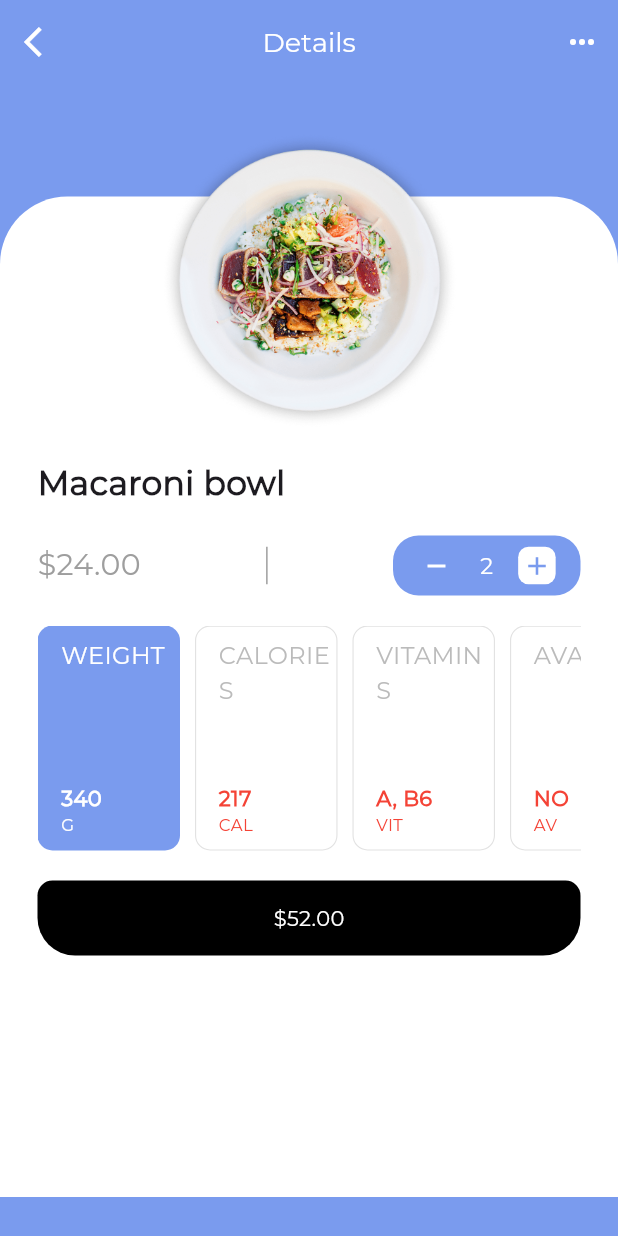
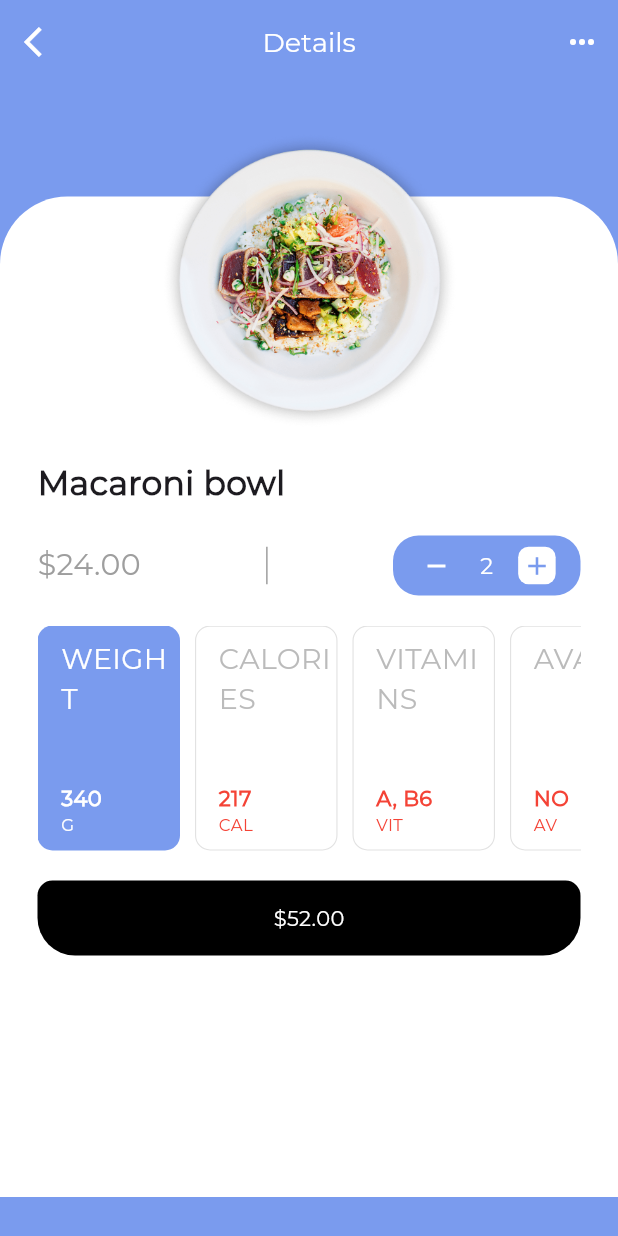
Before and after one commit to nawo6TGJD/App-CalFit-, a Flutter app: the screen it shows after launch, after a tap on "Macaroni bowl", on a phone screen of 412 x 824 dp. Run offline on Flutter 3.47's test engine with Material 3 defaults, Android fonts, the phone set to English and light mode, and no system bars; statements that could not run were skipped; project files that could hold a hidden picture were left out.

Commit message:
Update detailsPage.dart

```diff
--- a/lib/detailsPage.dart
+++ b/lib/detailsPage.dart
@@ -217,7 +217,7 @@ class _DetailsPageState extends State<DetailsPage> {
                     child: Text(cardTitle,
                         style: TextStyle(
                           fontFamily: 'Montserrat',
-                          fontSize: 16.0,
+                          fontSize: 19.0,
                           color: cardTitle == selectedCard
                               ? Colors.white
                               : Colors.grey.withOpacity(0.7),
```
